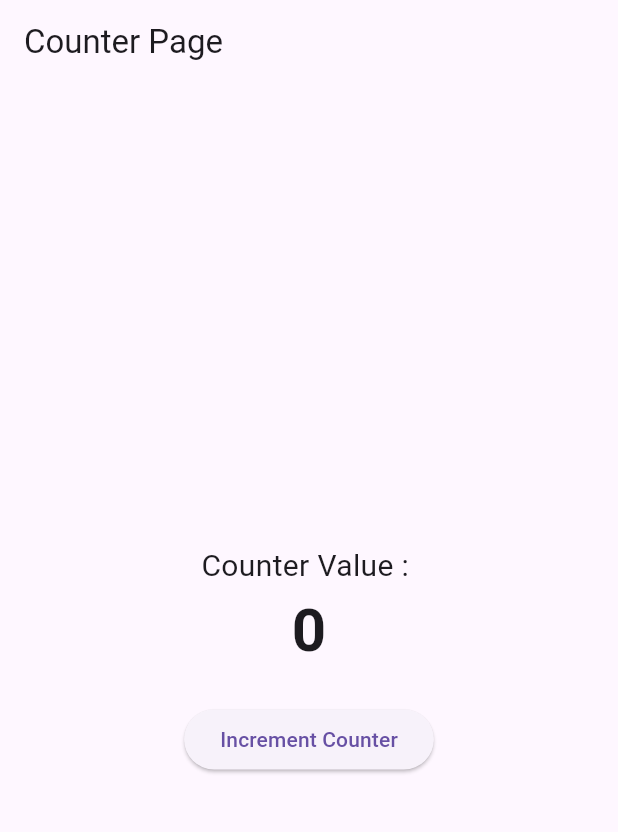
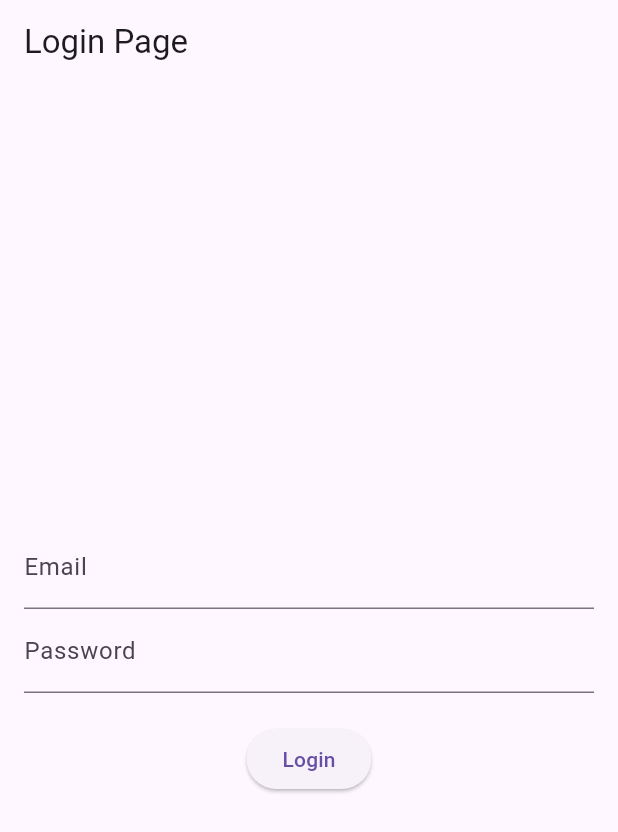
Before and after one commit to YassineElkefi/Flutter_Testing, a Flutter app: the screen it shows after launch, on a phone screen of 412 x 824 dp. Shown: the top 832 px of the screen. Run offline on Flutter 3.47's test engine with Material 3 defaults, Android fonts, the phone set to English and light mode, and no system bars.

Commit message:
Login integration test

```diff
--- a/lib/main.dart
+++ b/lib/main.dart
@@ -1,8 +1,8 @@
 import 'package:flutter/material.dart';
-import 'package:flutter_testing/screens/counter_page.dart';
+import 'package:flutter_testing/screens/login_page.dart';
 
 void main() {
   runApp(const MaterialApp(
-    home: CounterPage(),
+    home: LoginPage(),
   ));
 }
--- /dev/null
+++ b/lib/screens/login_page.dart
@@ -0,0 +1,107 @@
+import 'dart:convert';
+
+import 'package:flutter/material.dart';
+import 'package:flutter_testing/screens/success_page.dart';
+import 'package:http/http.dart' as http;
+
+class LoginPage extends StatefulWidget {
+  const LoginPage({super.key});
+
+  @override
+  State<LoginPage> createState() => _LoginPageState();
+}
+
+// "email" : "eve.holt@reqres.in",
+// "password" : "cityslicka"
+class _LoginPageState extends State<LoginPage> {
+
+  final _emailController = TextEditingController();
+  final _passwordController = TextEditingController();
+  bool _isLoading = false;
+  String? _errorMessage;
+
+  Future<void> _login()async{
+    setState(() {
+      _isLoading = true;
+      _errorMessage = null;
+    });
+
+    final url = Uri.parse('https://reqres.in/api/login');
+    try{
+      final response = await http.post(
+        url,
+        body: {
+          'email': _emailController.text,
+          'password': _passwordController.text,
+        },
+      );
+      if(response.statusCode == 200){
+        final data = jsonDecode(response.body);
+        Navigator.push(
+          context,
+          MaterialPageRoute(builder: (context) => SuccessPage(token: data['token'],)),
+        );
+      }else{
+        final errorData = jsonDecode(response.body);
+        setState(() {
+          _errorMessage = errorData['error'];
+          _isLoading = false;
+        });
+  }
+    }catch(e){
+      setState(() {
+        _errorMessage = 'Something went wrong, Please try again';
+        _isLoading = false;
+      });
+    }
+  }
+  @override
+  Widget build(BuildContext context) {
+    return Scaffold(
+      appBar: AppBar(
+        title: const Text("Login Page"),
+      ),
+      body: Padding(padding: const EdgeInsets.all(16),
+      child: Column(
+        mainAxisAlignment: MainAxisAlignment.center,
+        children: [
+          TextField(
+            key: const ValueKey('emailField'),
+            controller: _emailController,
+            decoration: const InputDecoration(
+              labelText: 'Email',
+            ),
+          ),
+          TextField(
+            key: const ValueKey('passwordField'),
+            controller: _passwordController,
+            decoration: const InputDecoration(
+              labelText: 'Password',
+            ),
+          ),
+          const SizedBox(height: 20,),
+          if(_isLoading)
+            const CircularProgressIndicator()
+          else
+            ElevatedButton(
+              key: const ValueKey('loginButton'),
+              onPressed: _login,
+              child: const Text('Login'),
+            ),
+          if(_errorMessage != null) ... [
+            const SizedBox(height: 20,),
+            Text(
+              _errorMessage!,
+              key: const ValueKey('errorText'),
+              style: const TextStyle(
+                color: Colors.red,
+                fontSize: 20,
+              ),
+            ),
+          ]
+        ],
+      ),),
+
+    );
+  }
+}
```
Also changed, not shown: lib/screens/success_page.dart (added, +14 -0 lines), 1 other file.
